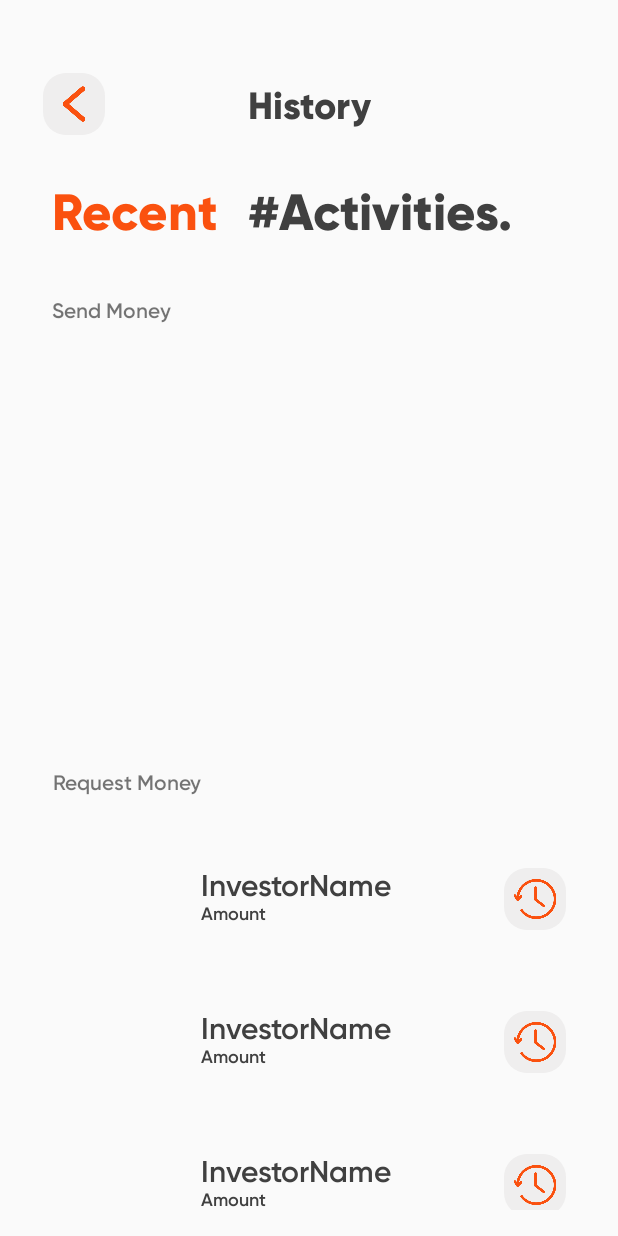
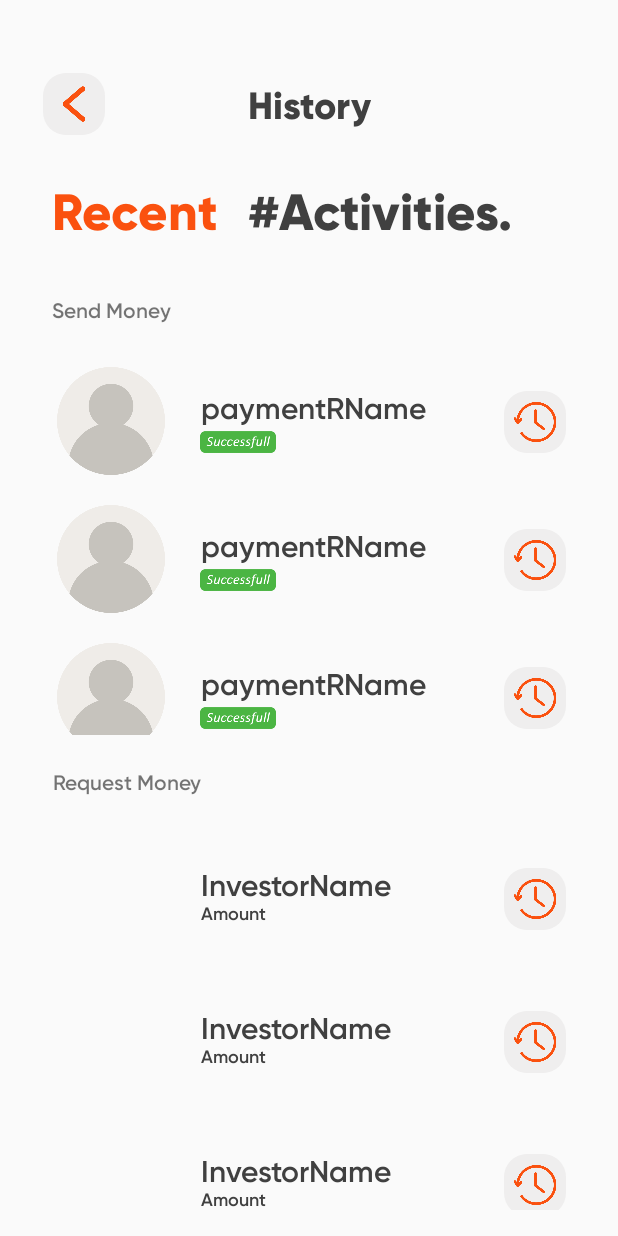
Before and after one commit to DarshiBuddhini/EmpowerMe, an Android app: the layout activity_financial_history.xml on its own in the app's theme, with its tools: preview values and no code run, on a phone screen of 412 x 824 dp. Run offline under Robolectric (Android 15) with nearby library versions, the phone set to English and light mode, and no system bars.

Commit message:
Created Payment History

```diff
--- a/app/src/main/res/layout/activity_financial_history.xml
+++ b/app/src/main/res/layout/activity_financial_history.xml
@@ -5,6 +5,18 @@
     android:layout_width="match_parent"
     android:layout_height="match_parent"
     tools:context=".FinancialHistory">
+
+    <androidx.recyclerview.widget.RecyclerView
+        android:id="@+id/recycleviewPayments"
+        android:layout_width="368dp"
+        android:layout_height="255dp"
+        app:layout_constraintBottom_toBottomOf="parent"
+        app:layout_constraintEnd_toEndOf="parent"
+        app:layout_constraintHorizontal_bias="0.64"
+        app:layout_constraintStart_toStartOf="parent"
+        app:layout_constraintTop_toTopOf="parent"
+        app:layout_constraintVertical_bias="0.413"
+        tools:listitem="@layout/list_item_payments" />
 
     <TextView
         android:id="@+id/textView23"
--- /dev/null
+++ b/app/src/main/res/layout/list_item_payments.xml
@@ -0,0 +1,67 @@
+<?xml version="1.0" encoding="utf-8"?>
+<androidx.constraintlayout.widget.ConstraintLayout
+    xmlns:android="http://schemas.android.com/apk/res/android"
+    xmlns:app="http://schemas.android.com/apk/res-auto"
+    xmlns:tools="http://schemas.android.com/tools"
+    android:layout_width="match_parent"
+    android:layout_height="wrap_content"
+    android:layout_margin="10dp">
+
+    <ImageButton
+        android:id="@+id/paymentsHistorybtn"
+        android:layout_width="41dp"
+        android:layout_height="41dp"
+        android:layout_marginTop="10dp"
+        android:layout_marginRight="2dp"
+        android:background="@drawable/round_corner"
+        android:scaleType="fitCenter"
+        android:src="@drawable/history"
+        app:layout_constraintBottom_toBottomOf="parent"
+        app:layout_constraintEnd_toEndOf="parent"
+        app:layout_constraintHorizontal_bias="0.978"
+        app:layout_constraintStart_toStartOf="parent"
+        app:layout_constraintTop_toTopOf="parent"
+        app:layout_constraintVertical_bias="0.304" />
+
+
+    <TextView
+        android:id="@+id/paymentRName"
+        android:layout_width="252dp"
+        android:layout_height="27dp"
+        android:fontFamily="@font/gilroy_semibold"
+        android:text="paymentRName"
+        android:textColor="@color/ash"
+        android:textSize="20sp"
+        app:layout_constraintBottom_toBottomOf="parent"
+        app:layout_constraintEnd_toEndOf="parent"
+        app:layout_constraintHorizontal_bias="1.0"
+        app:layout_constraintStart_toStartOf="@+id/imageView26"
+        app:layout_constraintTop_toTopOf="parent"
+        app:layout_constraintVertical_bias="0.333"
+        app:layout_constraintVertical_chainStyle="packed" />
+
+    <ImageView
+        android:id="@+id/imageView"
+        android:layout_width="65dp"
+        android:layout_height="19dp"
+        app:layout_constraintBottom_toBottomOf="parent"
+        app:layout_constraintEnd_toEndOf="parent"
+        app:layout_constraintHorizontal_bias="0.312"
+        app:layout_constraintStart_toStartOf="parent"
+        app:layout_constraintTop_toTopOf="parent"
+        app:layout_constraintVertical_bias="0.767"
+        app:srcCompat="@drawable/successfullbadge" />
+
+    <ImageView
+        android:id="@+id/imageView26"
+        android:layout_width="72dp"
+        android:layout_height="72dp"
+        app:layout_constraintBottom_toBottomOf="parent"
+        app:layout_constraintEnd_toEndOf="parent"
+        app:layout_constraintHorizontal_bias="0.0"
+        app:layout_constraintStart_toStartOf="parent"
+        app:layout_constraintTop_toTopOf="parent"
+        app:layout_constraintVertical_bias="0.0"
+        app:srcCompat="@drawable/useravatar" />
+
+</androidx.constraintlayout.widget.ConstraintLayout>
```
Also changed, not shown: app/src/main/AndroidManifest.xml (+8 -8 lines), app/src/main/java/com/example/empowermeui/FinancialHistory.kt (+26 -0 lines), app/src/main/java/com/example/empowermeui/MyPaymentsAdapter.kt (added, +60 -0 lines), app/src/main/java/com/example/empowermeui/Payments.kt (added, +11 -0 lines), app/src/main/java/com/example/empowermeui/SendMoneyPayment.kt (+9 -2 lines), app/src/main/res/drawable/successfullbadge.png (added).
